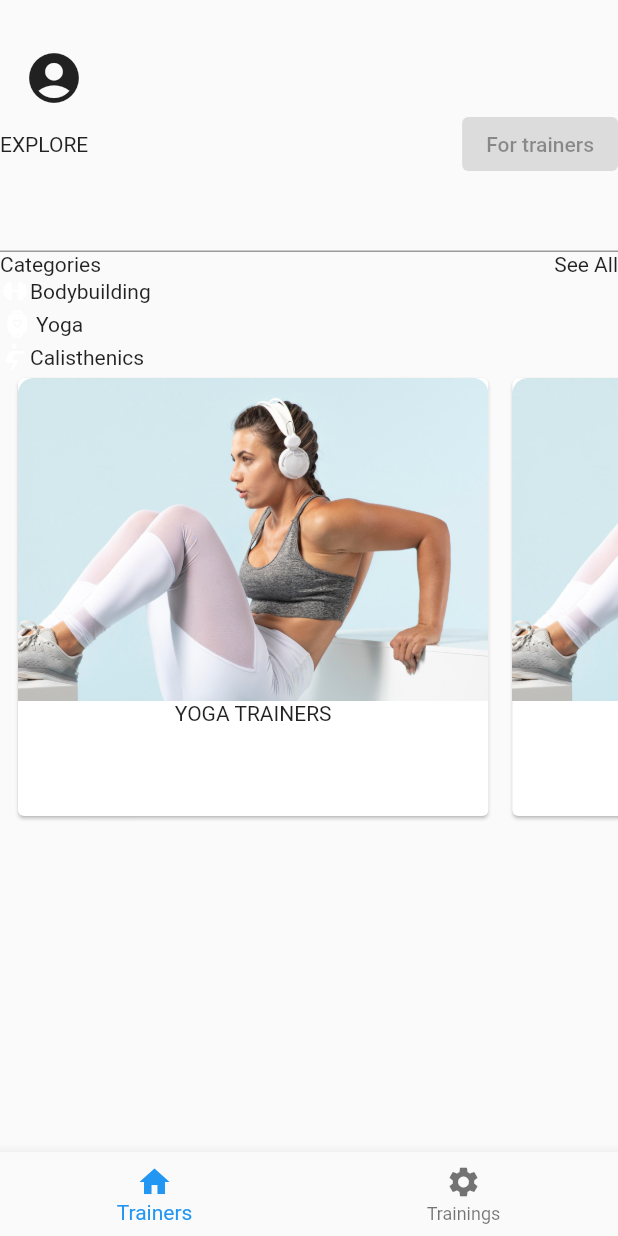
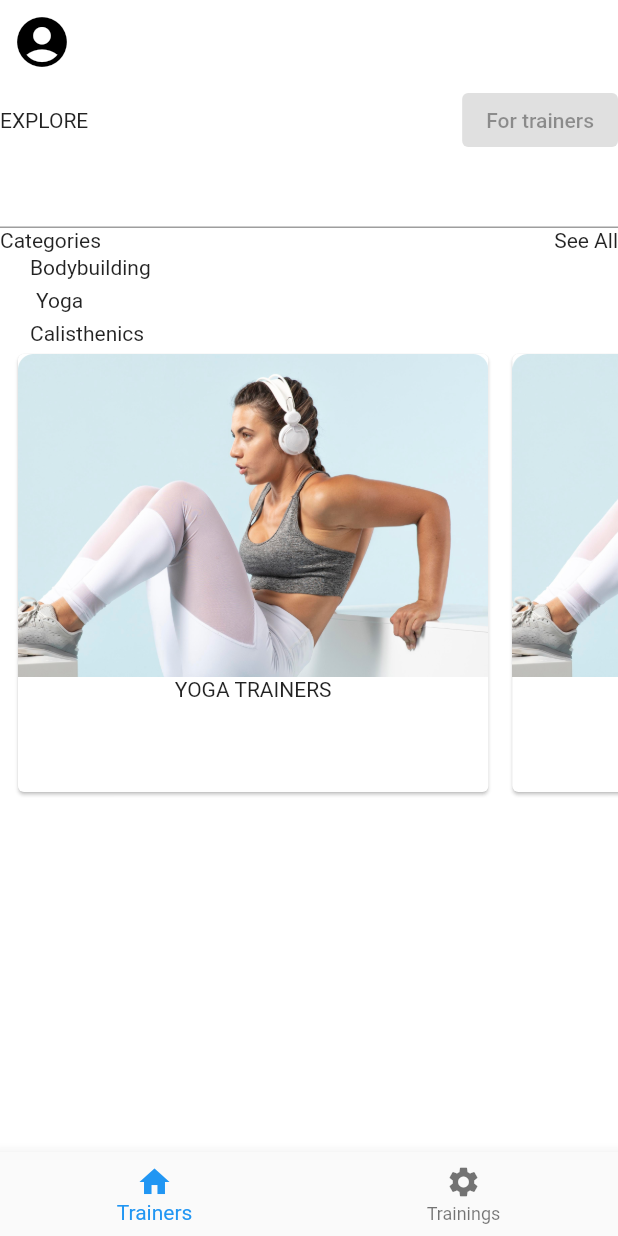
Before and after one commit to PiotrKlis/perso, a Flutter app: the screen it shows after launch, on a phone screen of 412 x 824 dp. Run offline on Flutter 3.47's test engine with Material 2 defaults, Android fonts, the phone set to English and light mode, and no system bars; drawn by our look-alikes of flutter_platform_widgets; our stand-ins replace flutter_svg, freezed_annotation, get_it, go_router, injectable.

Commit message:
etracted account icon and added dimens file

```diff
--- a/lib/app/home/home_screen.dart
+++ b/lib/app/home/home_screen.dart
@@ -1,5 +1,7 @@
+import 'package:Perso/app/home/widget/perso_account_icon.dart';
 import 'package:Perso/app/model/training_category/category_widget.dart';
 import 'package:Perso/app/model/training_category/training_category.dart';
+import 'package:Perso/app/util/dimens.dart';
 import 'package:flutter/material.dart';
 import 'package:flutter_platform_widgets/flutter_platform_widgets.dart';
 
@@ -8,20 +10,15 @@ class HomeScreen extends StatelessWidget {
 
   @override
   Widget build(BuildContext context) {
-    return SingleChildScrollView(
-      child: SafeArea(
+    return Scaffold(
+      backgroundColor: Colors.white,
+        appBar: AppBar(
+          elevation: Dimens.noElevation,
+          backgroundColor: Colors.white,
+          leading: const PersoAccountIcon()
+        ),
+        body: SingleChildScrollView(
           child: Column(children: [
-        Row(
-          children: const [
-            Padding(
-              padding: EdgeInsets.only(left: 16.0, top: 32.0),
-              child: Icon(
-                Icons.account_circle_rounded,
-                size: 40.0,
-              ),
-            ),
-          ],
-        ),
             Row(mainAxisAlignment: MainAxisAlignment.spaceBetween, children: [
               PlatformText("Explore"),
               PlatformElevatedButton(child: const Text("For trainers")),
@@ -33,8 +30,8 @@ class HomeScreen extends StatelessWidget {
             ),
             Column(
                 children: categoriesShortList
-                .map((category) =>
-                    CategoryWidget(picture: category.icon, text: category.text))
+                    .map((category) => CategoryWidget(
+                        picture: category.icon, text: category.text))
                     .toList()),
             SizedBox(
               height: 300,
@@ -52,15 +49,17 @@ class HomeScreen extends StatelessWidget {
                           child: Column(
                             mainAxisSize: MainAxisSize.min,
                             children: const [
-                          Image(image: AssetImage('assets/dummy_category_2.png')),
+                              Image(
+                                  image: AssetImage(
+                                      'assets/dummy_category_2.png')),
                               Text("YOGA TRAINERS"),
                             ],
                           ),
                         ));
                   }),
             )
-      ])),
-    );
+          ]),
+        ));
   }
 }
 
--- /dev/null
+++ b/lib/app/home/widget/perso_account_icon.dart
@@ -0,0 +1,14 @@
+import 'package:Perso/app/util/dimens.dart';
+import 'package:flutter/material.dart';
+
+class PersoAccountIcon extends StatelessWidget {
+  const PersoAccountIcon({Key? key}) : super(key: key);
+
+  @override
+  Widget build(BuildContext context) {
+    return const Icon(
+        Icons.account_circle_rounded,
+        size: Dimens.accountIconSize,
+        color: Colors.black);
+  }
+}
--- /dev/null
+++ b/lib/app/util/dimens.dart
@@ -0,0 +1,9 @@
+class Dimens {
+  static const double noMargin = 0.0;
+  static const double smallMargin = 8.0;
+  static const double normalMargin = 16.0;
+  static const double bigMargin = 24.0;
+
+  static const double accountIconSize = 40.0;
+  static const double noElevation = 0.0;
+}
```
Lines whose indentation alone changed are shown as unchanged.
